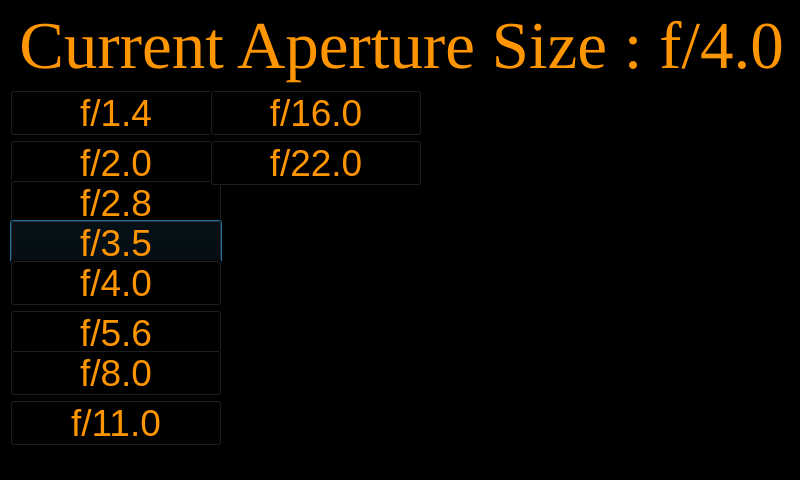
Old version of the form Front_End/ApertureSizeConfigurationMenu.ui in the repository fabiomatos999/M.O.S.I.S.
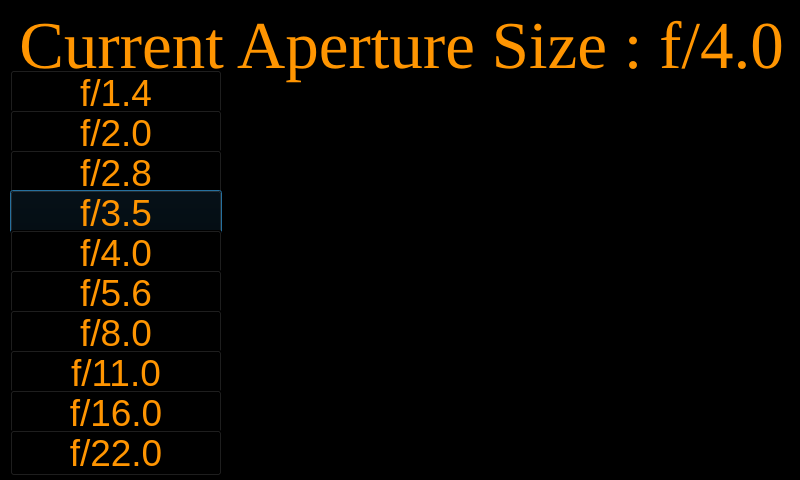
New version of the form.

Commit message: Fix ApertureSize button placements

The edit to the form file:
```diff
--- a/Front_End/ApertureSizeConfigurationMenu.ui
+++ b/Front_End/ApertureSizeConfigurationMenu.ui
@@ -454,7 +454,7 @@
    <property name="geometry">
     <rect>
      <x>10</x>
-     <y>90</y>
+     <y>70</y>
      <width>212</width>
      <height>46</height>
     </rect>
@@ -479,7 +479,7 @@
    <property name="geometry">
     <rect>
      <x>10</x>
-     <y>140</y>
+     <y>110</y>
      <width>212</width>
      <height>46</height>
     </rect>
@@ -501,7 +501,7 @@
    <property name="geometry">
     <rect>
      <x>10</x>
-     <y>180</y>
+     <y>150</y>
      <width>212</width>
      <height>46</height>
     </rect>
@@ -523,7 +523,7 @@
    <property name="geometry">
     <rect>
      <x>10</x>
-     <y>220</y>
+     <y>190</y>
      <width>212</width>
      <height>46</height>
     </rect>
@@ -552,7 +552,7 @@
    <property name="geometry">
     <rect>
      <x>10</x>
-     <y>260</y>
+     <y>230</y>
      <width>212</width>
      <height>46</height>
     </rect>
@@ -574,7 +574,7 @@
    <property name="geometry">
     <rect>
      <x>10</x>
-     <y>310</y>
+     <y>270</y>
      <width>212</width>
      <height>46</height>
     </rect>
@@ -596,7 +596,7 @@
    <property name="geometry">
     <rect>
      <x>10</x>
-     <y>350</y>
+     <y>310</y>
      <width>212</width>
      <height>46</height>
     </rect>
@@ -618,7 +618,7 @@
    <property name="geometry">
     <rect>
      <x>10</x>
-     <y>400</y>
+     <y>350</y>
      <width>212</width>
      <height>46</height>
     </rect>
@@ -639,8 +639,8 @@
   <widget class="QPushButton" name="f16Button">
    <property name="geometry">
     <rect>
-     <x>210</x>
-     <y>90</y>
+     <x>10</x>
+     <y>390</y>
      <width>212</width>
      <height>46</height>
     </rect>
@@ -661,8 +661,8 @@
   <widget class="QPushButton" name="f22Button_2">
    <property name="geometry">
     <rect>
-     <x>210</x>
-     <y>140</y>
+     <x>10</x>
+     <y>430</y>
      <width>212</width>
      <height>46</height>
     </rect>
```
The commit also changes 2 other files.
